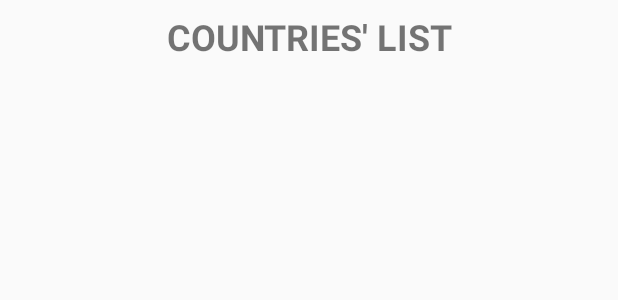
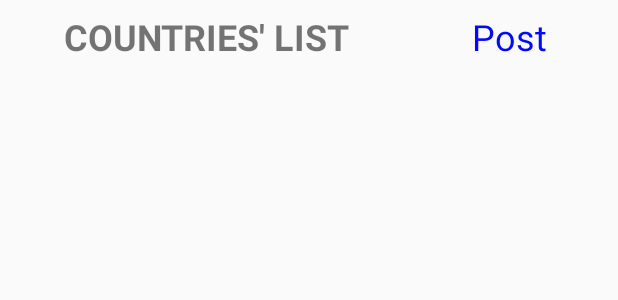
Before and after one commit to moseskamira/HttpURLConnection, an Android app: the layout activity_main.xml on its own in the app's theme, with its tools: preview values and no code run, on a phone screen of 412 x 824 dp. Shown: the top 300 px of the screen. Run offline under Robolectric (Android 15) with nearby library versions, the phone set to English and light mode, and no system bars.

Commit message:
implement post method

```diff
--- a/app/src/main/AndroidManifest.xml
+++ b/app/src/main/AndroidManifest.xml
@@ -1,7 +1,8 @@
 <?xml version="1.0" encoding="utf-8"?>
 <manifest xmlns:android="http://schemas.android.com/apk/res/android"
     package="com.example.httpurlconnection">
-    <uses-permission android:name="android.permission.INTERNET"/>
+
+    <uses-permission android:name="android.permission.INTERNET" />
 
     <application
         android:allowBackup="true"
@@ -10,6 +11,7 @@
         android:roundIcon="@mipmap/ic_launcher_round"
         android:supportsRtl="true"
         android:theme="@style/AppTheme">
+        <activity android:name=".views.PostDetailActivity"></activity>
         <activity android:name=".views.MainActivity">
             <intent-filter>
                 <action android:name="android.intent.action.MAIN" />
--- a/app/src/main/java/com/example/httpurlconnection/services/MyAppURLs.java
+++ b/app/src/main/java/com/example/httpurlconnection/services/MyAppURLs.java
@@ -1,7 +1,10 @@
 package com.example.httpurlconnection.services;
 
 public interface MyAppURLs {
+    // Note that these are open API to which I have no control
 
     String fetchAllCountries = "https://restcountries.eu/rest/v2/all";
 
+    String saveUser = "https://reqres.in/api/users";
+
 }
--- a/app/src/main/res/layout/activity_main.xml
+++ b/app/src/main/res/layout/activity_main.xml
@@ -9,25 +9,44 @@
     <LinearLayout
         android:layout_width="match_parent"
         android:layout_height="match_parent"
-        android:padding="4dp"
-        android:orientation="vertical">
+        android:orientation="vertical"
+        android:padding="4dp">
 
-        <TextView
+        <LinearLayout
             android:layout_width="match_parent"
             android:layout_height="wrap_content"
-            android:text="COUNTRIES' LIST"
-            android:textSize="24dp"
-            android:textStyle="bold"
-            android:gravity="center"
-            android:layout_margin="4dp" />
+            android:orientation="horizontal"
+            android:weightSum="3">
+
+            <TextView
+                android:layout_width="0dp"
+                android:layout_height="wrap_content"
+                android:layout_margin="4dp"
+                android:layout_weight="2"
+                android:gravity="center"
+                android:text="COUNTRIES' LIST"
+                android:textSize="24dp"
+                android:textStyle="bold" />
+
+            <TextView
+                android:id="@+id/post_link"
+                android:layout_width="0dp"
+                android:layout_height="wrap_content"
+                android:layout_margin="4dp"
+                android:layout_weight="1"
+                android:clickable="true"
+                android:gravity="center"
+                android:linksClickable="true"
+                android:text="Post"
+                android:textColor="#0009ff"
+                android:textColorLink="@color/colorPrimary"
+                android:textSize="24sp"
+                android:textStyle="normal" />
+        </LinearLayout>
 
         <androidx.recyclerview.widget.RecyclerView
             android:id="@+id/countries_recycler_view"
             android:layout_width="match_parent"
             android:layout_height="match_parent" />
-
     </LinearLayout>
-
-
-
 </LinearLayout>
--- a/app/src/main/res/values/strings.xml
+++ b/app/src/main/res/values/strings.xml
@@ -1,3 +1,4 @@
 <resources>
     <string name="app_name">HttpURLConnection</string>
+    <string name="toast1">Successfully Saved</string>
 </resources>
```
Also changed, not shown: app/src/main/java/com/example/httpurlconnection/views/MainActivity.java (+20 -3 lines), app/src/main/java/com/example/httpurlconnection/views/PostDetailActivity.java (added, +134 -0 lines), app/src/main/res/layout/activity_post_detail.xml (added, +29 -0 lines).
